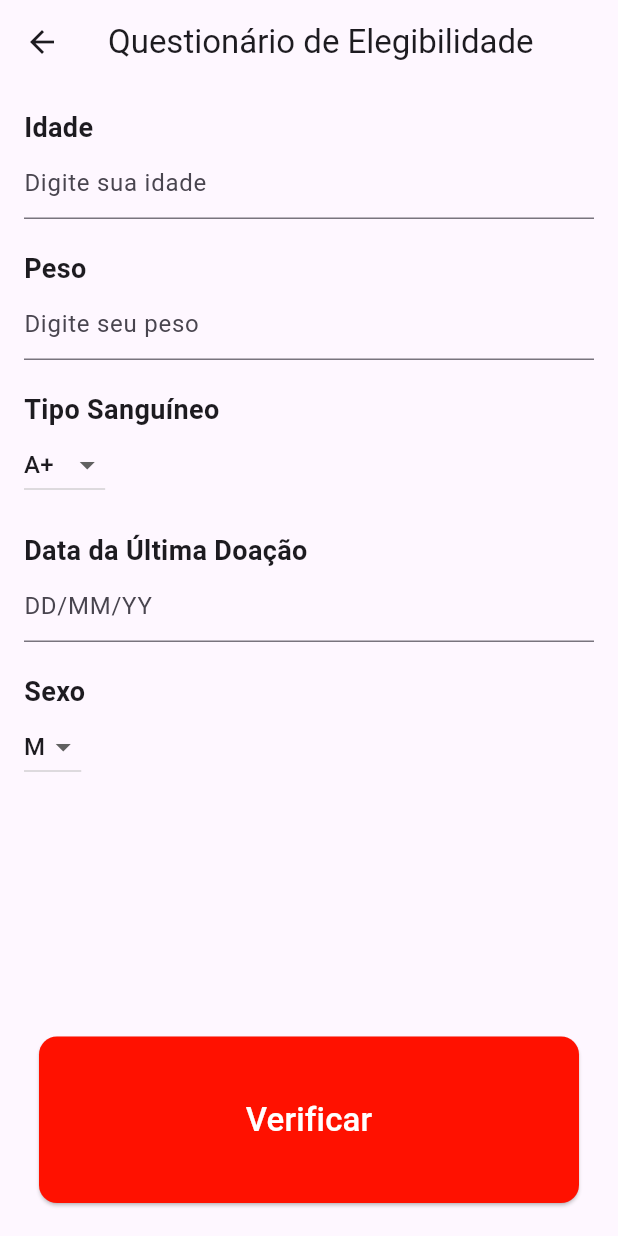
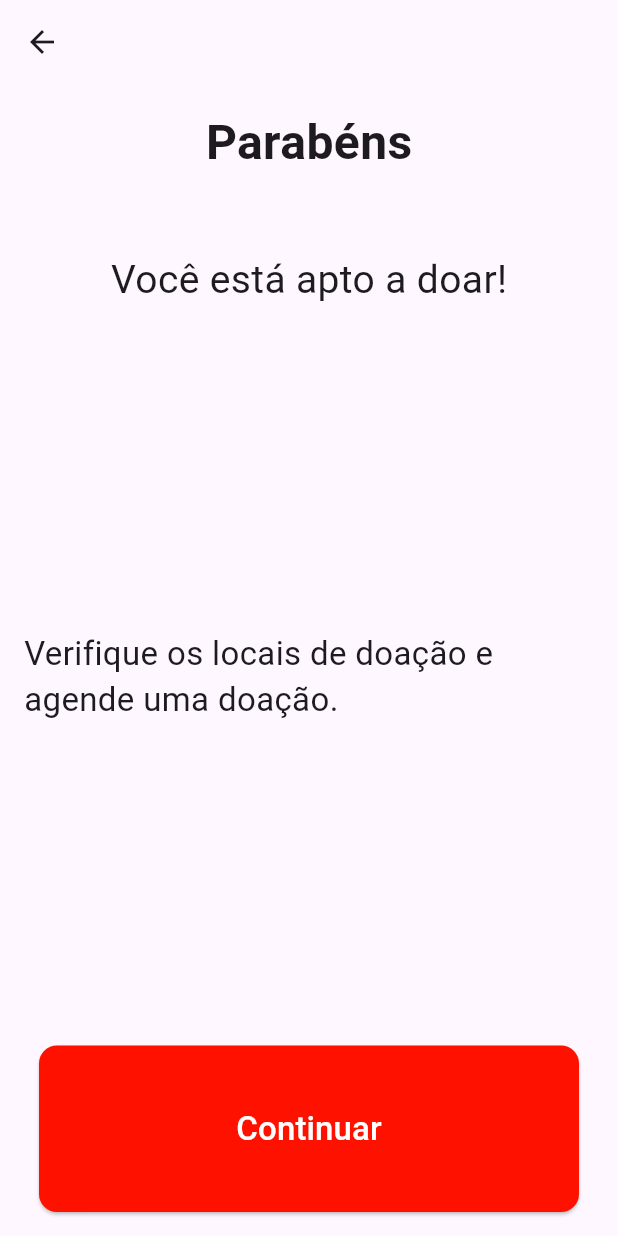
Before and after one commit to edbir/SPRINT2-2, a Flutter app: the Questionario2Screen screen opened directly, after a tap on "Verificar", on a phone screen of 412 x 824 dp. Run offline on Flutter 3.47's test engine with Material 3 defaults, Android fonts, the phone set to English and light mode, and no system bars.

Commit message:
Criação das ultimas telas do questionario.

```diff
--- a/sangueconecta/lib/questionario2.dart
+++ b/sangueconecta/lib/questionario2.dart
@@ -1,5 +1,6 @@
 import 'package:flutter/material.dart';
 import 'package:flutter/services.dart';
+import 'questionario3.dart';
 
 class Questionario2Screen extends StatefulWidget {
   @override
@@ -109,7 +110,11 @@ class _Questionario2ScreenState extends State<Questionario2Screen> {
                 width: 360.0,
                 child: ElevatedButton(
                   onPressed: () {
-                    print("Verificar pressed!");
+                    // Navigate to Questionario3Screen
+                    Navigator.push(
+                      context,
+                      MaterialPageRoute(builder: (context) => Questionario3Screen()),
+                    );
                   },
                   style: ElevatedButton.styleFrom(
                     backgroundColor: const Color.fromARGB(255, 255, 17, 0),
--- /dev/null
+++ b/sangueconecta/lib/questionario3.dart
@@ -0,0 +1,79 @@
+import 'package:flutter/material.dart';
+import 'questionario4.dart'; // substitui esse import e o redirecionamento do botão para a tela do mapa ao inves de questionario4
+
+class Questionario3Screen extends StatelessWidget {
+  @override
+  Widget build(BuildContext context) {
+    return Scaffold(
+      appBar: AppBar(
+
+      ),
+      body: Padding(
+        padding: const EdgeInsets.all(16.0),
+        child: Column(
+          mainAxisAlignment: MainAxisAlignment.center,
+          children: [
+            Text(
+              'Parabéns',
+              style: TextStyle(
+                fontSize: 32.0,
+                fontWeight: FontWeight.bold,
+              ),
+            ),
+            SizedBox(height: 50.0),
+            Expanded(
+              child: Column(
+                mainAxisAlignment: MainAxisAlignment.spaceBetween,
+                children: [
+                  Text(
+                    'Você está apto a doar!',
+                    style: TextStyle(
+                      fontSize: 26.0,
+                    ),
+                  ),
+                  SizedBox(height: 20.0),
+                  Text(
+                    'Verifique os locais de doação e agende uma doação.',
+                    style: TextStyle(
+                      fontSize: 22.0,
+                    ),
+                  ),
+                  SizedBox(height: 20.0),
+                  Positioned(
+              bottom: 6.0,
+              child: Container(
+                width: 360.0,
+                child: ElevatedButton(
+                  onPressed: () {
+                    // Navigate to Questionario3Screen
+                    Navigator.push(
+                      context,
+                      MaterialPageRoute(builder: (context) => Questionario4Screen()),
+                    );
+                  },
+                  style: ElevatedButton.styleFrom(
+                    backgroundColor: const Color.fromARGB(255, 255, 17, 0),
+                    padding: EdgeInsets.symmetric(horizontal: 20.0, vertical: 40.0),
+                    shape: RoundedRectangleBorder(
+                      borderRadius: BorderRadius.circular(12.0),
+                    ),
+                  ),
+                  child: Text(
+                    'Continuar',
+                    style: TextStyle(
+                      fontSize: 22.0,
+                      color: Colors.white,
+                    ),
+                  ),
+                ),
+              ),
+            ),
+                ],
+              ),
+            ),
+          ],
+        ),
+      ),
+    );
+  }
+}
```
Also changed, not shown: sangueconecta/lib/questionario4.dart (added, +67 -0 lines).
